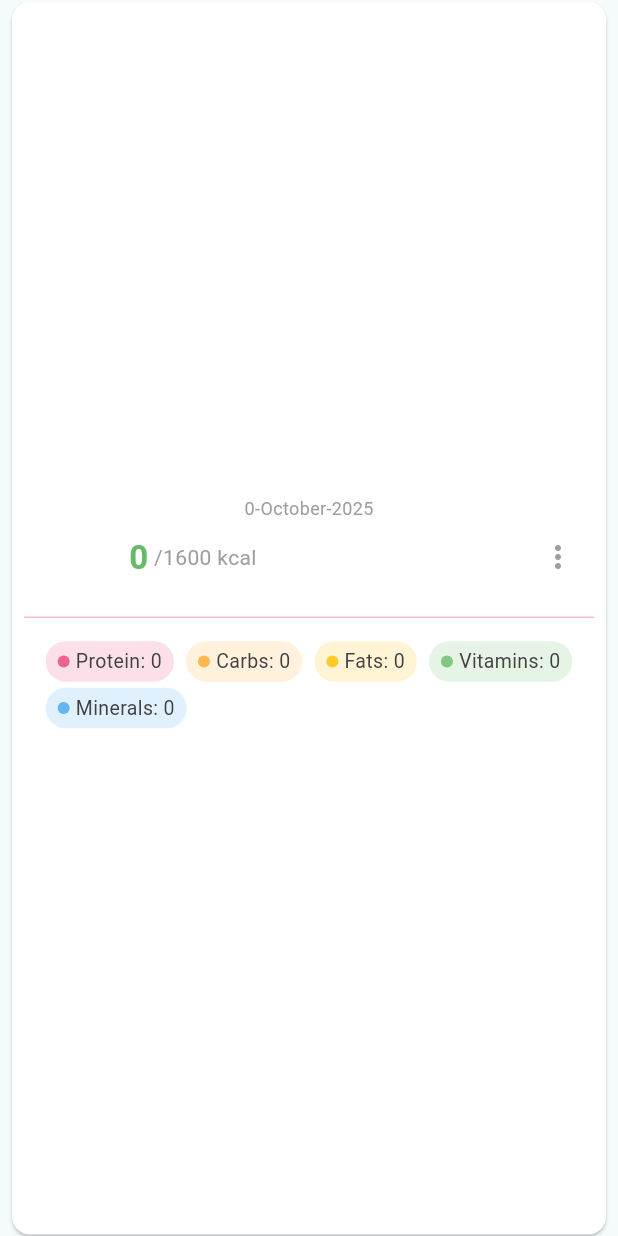
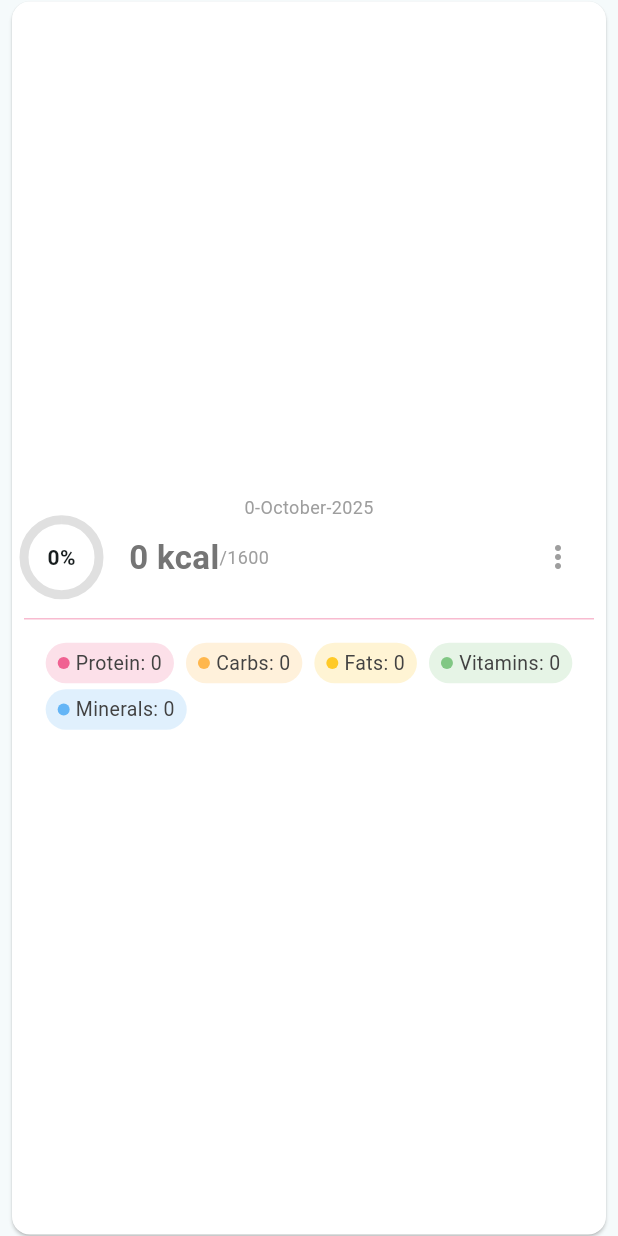
Before and after one commit to AshwaniDev101/Flutter-DisciplinePlus, a Flutter app: the DayCard widget shown alone on an empty page, opened directly with empty values, on a phone screen of 412 x 824 dp. Run offline on Flutter 3.47's test engine with Material 3 defaults, Android fonts, the phone set to English and light mode, and no system bars; our stand-ins replace cloud_firestore, firebase_core, hive_flutter, just_audio, rxdart, sliding_up_panel; accounts and stored records are empty; generated files the repository leaves out were written again.

Commit message:
Calorie History page improved in visuals progress bar have percentage now

```diff
--- a/lib/pages/calories_counter_page/calorie_history_page/calorie_history_page.dart
+++ b/lib/pages/calories_counter_page/calorie_history_page/calorie_history_page.dart
@@ -144,37 +144,65 @@ class DayCard extends StatelessWidget {
 
             Row(
               mainAxisAlignment: MainAxisAlignment.start,
-              crossAxisAlignment: CrossAxisAlignment.center,
+              // crossAxisAlignment: CrossAxisAlignment.baseline,
               children: [
 
 
-                SizedBox(
-                    height: 40,
-                    width: 40,
-                    child: CircularProgressIndicator(
-                      strokeWidth: 8,
-                      value:  stat.calories / AppSettings.atMostProgress,
-                      color: getProgressColor(stat),
+                Stack(
+                  alignment: Alignment.center,
+                  children: [
+                    // Background circle (light grey)
+                    SizedBox(
+                      height: 50,
+                      width: 50,
+                      child: CircularProgressIndicator(
+                        strokeWidth: 6,
+                        value: 1, // full circle background
+                        color: Colors.grey.shade300,
+                      ),
+                    ),
 
-                    )
+                    // Foreground circle (actual progress)
+                    SizedBox(
+                      height: 50,
+                      width: 50,
+                      child: CircularProgressIndicator(
+                        strokeWidth: 6,
+                        value: stat.calories / AppSettings.atMostProgress,
+                        color: getProgressColor(stat),
+                        strokeCap: StrokeCap.round,
+                      ),
+                    ),
+
+                    // Optional text inside (like %)
+                    Text(
+                      "${((stat.calories / AppSettings.atMostProgress) * 100).clamp(0, 100).toStringAsFixed(0)}%",
+                      style: const TextStyle(
+                        fontWeight: FontWeight.w700,
+                        fontSize: 14,
+                      ),
+                    ),
+                  ],
                 ),
 
 
-                SizedBox(width: 30,),
+
+                SizedBox(width: 20,),
                 Text(
-                  '${stat.calories}',
+                  '${stat.calories} kcal',
                   style: TextStyle(
-                      color: getProgressColor(stat),
+                      color: Colors.grey[600],
+                      // color: getProgressColor(stat),
                       fontWeight: FontWeight.bold,
                       fontSize: 22
                   ),
                 ),
 
                 Text(
-                  ' /${AppSettings.atMostProgress} kcal',
+                  '/${AppSettings.atMostProgress}',
                   style: TextStyle(
                     color: Colors.grey[500],
-                    fontSize: 14,
+                    fontSize: 12,
                     // fontWeight: FontWeight.w600,
                   ),
                 ),
```
